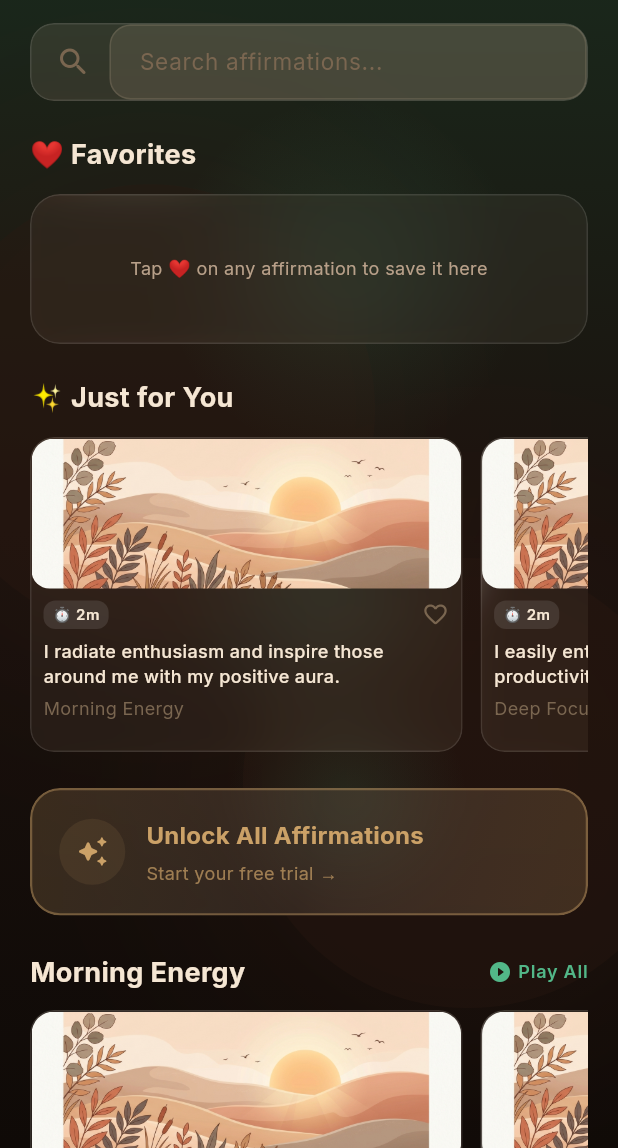
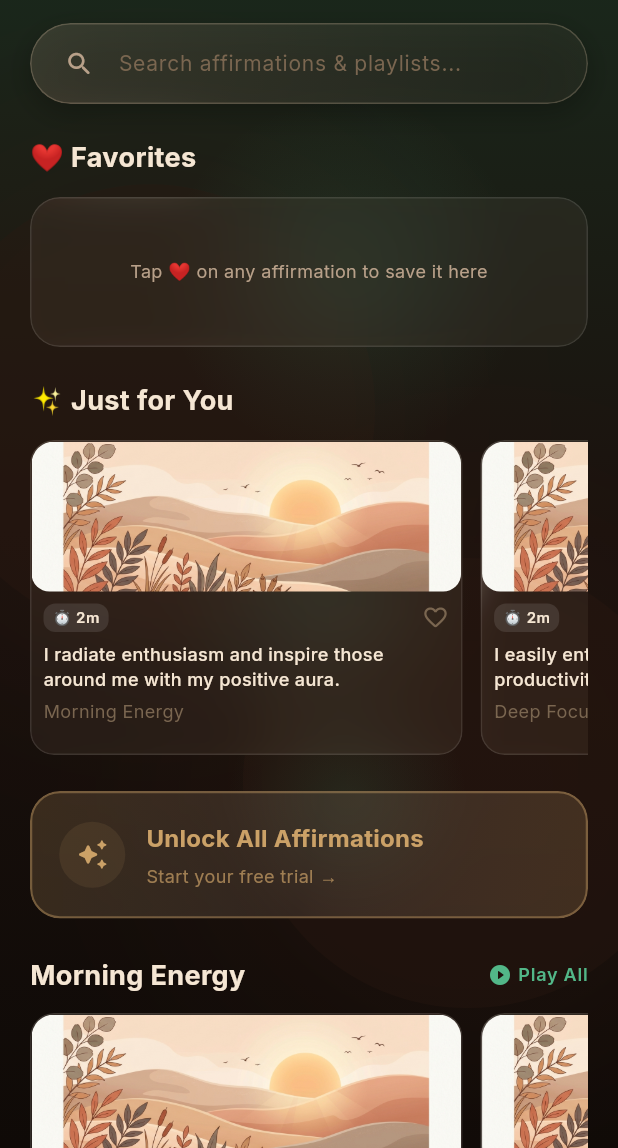
Before and after one commit to SadidSD/Avan-App, a Flutter app: the HomeTab screen opened directly, on a phone screen of 412 x 824 dp, the part 88-1236 px from its top. Run offline on Flutter 3.47's test engine with Material 3 defaults, Android fonts, the phone set to English and light mode, and no system bars; our stand-ins replace audioplayers, flutter_tts, google_fonts, shared_preferences, speech_to_text; missing offline and left inert: record; accounts and stored records are empty.

Commit message:
feat: upgrade LiquidGlassSearchBar with capsule stadium shape, dynamic glow, animated icon and clear button

```diff
--- a/lib/widgets/liquid_glass_search_bar.dart
+++ b/lib/widgets/liquid_glass_search_bar.dart
@@ -4,87 +4,200 @@ import 'package:google_fonts/google_fonts.dart';
 import '../theme/app_colors.dart';
 import '../theme/app_text_styles.dart';
 
+/// Ultra-premium Liquid Glass search bar with dynamic lighting,
+/// soft refractive glow on focus, animated icons, and a one-tap clear button.
 class LiquidGlassSearchBar extends StatefulWidget {
   final ValueChanged<String> onChanged;
   final Color accentColor;
+  final String hintText;
+  final TextEditingController? controller;
 
   const LiquidGlassSearchBar({
     Key? key,
     required this.onChanged,
     required this.accentColor,
+    this.hintText = 'Search affirmations & playlists...',
+    this.controller,
   }) : super(key: key);
 
   @override
   State<LiquidGlassSearchBar> createState() => _LiquidGlassSearchBarState();
 }
 
-class _LiquidGlassSearchBarState extends State<LiquidGlassSearchBar> {
+class _LiquidGlassSearchBarState extends State<LiquidGlassSearchBar>
+    with SingleTickerProviderStateMixin {
   final FocusNode _focusNode = FocusNode();
+  late final TextEditingController _controller;
   bool _isFocused = false;
+  bool _hasText = false;
 
   @override
   void initState() {
     super.initState();
+    _controller = widget.controller ?? TextEditingController();
     _focusNode.addListener(() {
       setState(() {
         _isFocused = _focusNode.hasFocus;
       });
+    });
+    _controller.addListener(() {
+      final hasText = _controller.text.isNotEmpty;
+      if (hasText != _hasText) {
+        setState(() {
+          _hasText = hasText;
+        });
+      }
     });
   }
 
   @override
   void dispose() {
     _focusNode.dispose();
+    if (widget.controller == null) {
+      _controller.dispose();
+    }
     super.dispose();
   }
 
   @override
   Widget build(BuildContext context) {
-    return ClipRRect(
-      borderRadius: BorderRadius.circular(16.0),
-      child: BackdropFilter(
-        filter: ImageFilter.blur(sigmaX: 16.0, sigmaY: 16.0),
-        child: AnimatedContainer(
-          duration: const Duration(milliseconds: 250),
-          height: 52.0,
+    return AnimatedContainer(
+      duration: const Duration(milliseconds: 300),
+      curve: Curves.easeOutCubic,
+      height: 54.0,
       width: double.infinity,
       decoration: BoxDecoration(
-            color: const Color(0x1AFFDDBE),
-            borderRadius: BorderRadius.circular(16.0),
+        borderRadius: BorderRadius.circular(27.0),
+        boxShadow: [
+          // Soft ambient mocha shadow
+          BoxShadow(
+            color: const Color(0x40000000),
+            blurRadius: 16,
+            offset: const Offset(0, 6),
+          ),
+          // Dynamic accent glow when active
+          if (_isFocused)
+            BoxShadow(
+              color: widget.accentColor.withOpacity(0.24),
+              blurRadius: 24,
+              spreadRadius: 1,
+              offset: const Offset(0, 2),
+            ),
+        ],
+      ),
+      child: ClipRRect(
+        borderRadius: BorderRadius.circular(27.0),
+        child: BackdropFilter(
+          filter: ImageFilter.blur(sigmaX: 20.0, sigmaY: 20.0),
+          child: Container(
+            padding: const EdgeInsets.symmetric(horizontal: 16.0),
+            decoration: BoxDecoration(
+              gradient: LinearGradient(
+                begin: Alignment.topLeft,
+                end: Alignment.bottomRight,
+                colors: _isFocused
+                    ? [
+                        widget.accentColor.withOpacity(0.12),
+                        const Color(0x18FFDDBE),
+                      ]
+                    : const [
+                        Color(0x22FFDDBE),
+                        Color(0x0CFFDDBE),
+                      ],
+              ),
+              borderRadius: BorderRadius.circular(27.0),
               border: Border.all(
-              color: _isFocused ? widget.accentColor : const Color(0x1AFFFFFF),
-              width: 1.0,
+                color: _isFocused
+                    ? widget.accentColor.withOpacity(0.65)
+                    : AppColors.borderBright,
+                width: _isFocused ? 1.4 : 1.0,
               ),
             ),
             child: Row(
               children: [
-              const SizedBox(width: 16.0),
-              Icon(
+                // Animated Search Icon
+                AnimatedContainer(
+                  duration: const Duration(milliseconds: 250),
+                  padding: const EdgeInsets.all(6),
+                  decoration: BoxDecoration(
+                    color: _isFocused
+                        ? widget.accentColor.withOpacity(0.18)
+                        : Colors.transparent,
+                    shape: BoxShape.circle,
+                  ),
+                  child: Icon(
                     Icons.search_rounded,
-                color: AppColors.textMuted,
-                size: 24.0,
+                    color: _isFocused
+                        ? widget.accentColor
+                        : AppColors.textSecondary,
+                    size: 20.0,
                   ),
-              const SizedBox(width: 12.0),
+                ),
+                const SizedBox(width: 10.0),
+
+                // Search Input Field
                 Expanded(
                   child: TextField(
+                    controller: _controller,
                     focusNode: _focusNode,
                     onChanged: widget.onChanged,
+                    cursorColor: widget.accentColor,
                     style: GoogleFonts.inter(
                       color: AppColors.textPrimary,
-                    fontSize: 16.0,
+                      fontSize: 14.5,
+                      fontWeight: FontWeight.w500,
                     ),
                     decoration: InputDecoration(
-                    hintText: 'Search affirmations...',
-                    hintStyle: AppTextStyles.searchHint,
+                      hintText: widget.hintText,
+                      hintStyle: GoogleFonts.inter(
+                        color: AppColors.textMuted,
+                        fontSize: 14.0,
+                        fontWeight: FontWeight.w400,
+                      ),
                       border: InputBorder.none,
+                      enabledBorder: InputBorder.none,
+                      focusedBorder: InputBorder.none,
+                      filled: false,
                       isDense: true,
+                      contentPadding: const EdgeInsets.symmetric(vertical: 12),
                     ),
+                  ),
+                ),
+
+                // Clear button (appears smoothly when typing)
+                AnimatedSwitcher(
+                  duration: const Duration(milliseconds: 200),
+                  child: _hasText
+                      ? GestureDetector(
+                          onTap: () {
+                            _controller.clear();
+                            widget.onChanged('');
+                          },
+                          child: Container(
+                            key: const ValueKey('clear_btn'),
+                            padding: const EdgeInsets.all(4),
+                            decoration: BoxDecoration(
+                              color: AppColors.textMuted.withOpacity(0.3),
+                              shape: BoxShape.circle,
+                            ),
+                            child: const Icon(
+                              Icons.close_rounded,
+                              size: 14,
+                              color: AppColors.textPrimary,
+                            ),
+                          ),
+                        )
+                      : const SizedBox(
+                          key: ValueKey('empty_spacer'),
+                          width: 0,
+                          height: 0,
                         ),
                 ),
               ],
             ),
           ),
         ),
+      ),
     );
   }
 }
```
Also changed, not shown: assets/fonts/MaterialIcons-Regular.otf, 1 other file. Lines whose indentation alone changed are shown as unchanged.
